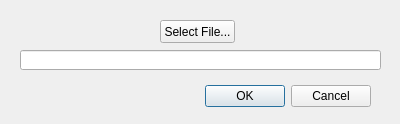
Qt form macforms/recordsetupdlg.ui (rafael2k/CuteSDR) before a commit.
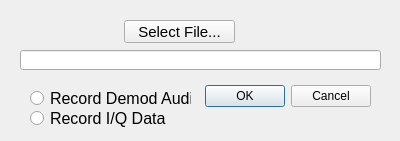
The same form after that commit.

Diff of the .ui file:
```diff
--- a/macforms/recordsetupdlg.ui
+++ b/macforms/recordsetupdlg.ui
@@ -7,7 +7,7 @@
     <x>0</x>
     <y>0</y>
     <width>400</width>
-    <height>124</height>
+    <height>141</height>
    </rect>
   </property>
   <property name="windowTitle">
@@ -16,9 +16,9 @@
   <widget class="QDialogButtonBox" name="buttonBox">
    <property name="geometry">
     <rect>
-     <x>30</x>
+     <x>200</x>
      <y>80</y>
-     <width>341</width>
+     <width>171</width>
      <height>32</height>
     </rect>
    </property>
@@ -32,12 +32,17 @@
   <widget class="QPushButton" name="pushButtonFileSelect">
    <property name="geometry">
     <rect>
-     <x>160</x>
+     <x>124</x>
      <y>20</y>
-     <width>75</width>
+     <width>111</width>
      <height>23</height>
     </rect>
    </property>
+   <property name="font">
+    <font>
+     <pointsize>11</pointsize>
+    </font>
+   </property>
    <property name="text">
     <string>Select File...</string>
    </property>
@@ -55,6 +60,51 @@
     <bool>true</bool>
    </property>
   </widget>
+  <widget class="QRadioButton" name="radioButtonAudio">
+   <property name="geometry">
+    <rect>
+     <x>30</x>
+     <y>90</y>
+     <width>161</width>
+     <height>17</height>
+    </rect>
+   </property>
+   <property name="font">
+    <font>
+     <pointsize>12</pointsize>
+    </font>
+   </property>
+   <property name="toolTipDuration">
+    <number>-1</number>
+   </property>
+   <property name="text">
+    <string>Record Demod Audio</string>
+   </property>
+   <attribute name="buttonGroup">
+    <string notr="true">buttonGroup</string>
+   </attribute>
+  </widget>
+  <widget class="QRadioButton" name="radioButtonIQ">
+   <property name="geometry">
+    <rect>
+     <x>30</x>
+     <y>110</y>
+     <width>161</width>
+     <height>17</height>
+    </rect>
+   </property>
+   <property name="font">
+    <font>
+     <pointsize>12</pointsize>
+    </font>
+   </property>
+   <property name="text">
+    <string>Record I/Q Data</string>
+   </property>
+   <attribute name="buttonGroup">
+    <string notr="true">buttonGroup</string>
+   </attribute>
+  </widget>
  </widget>
  <resources/>
  <connections>
```
Left out of the diff: 8 changed lines with no effect on the pictures.
